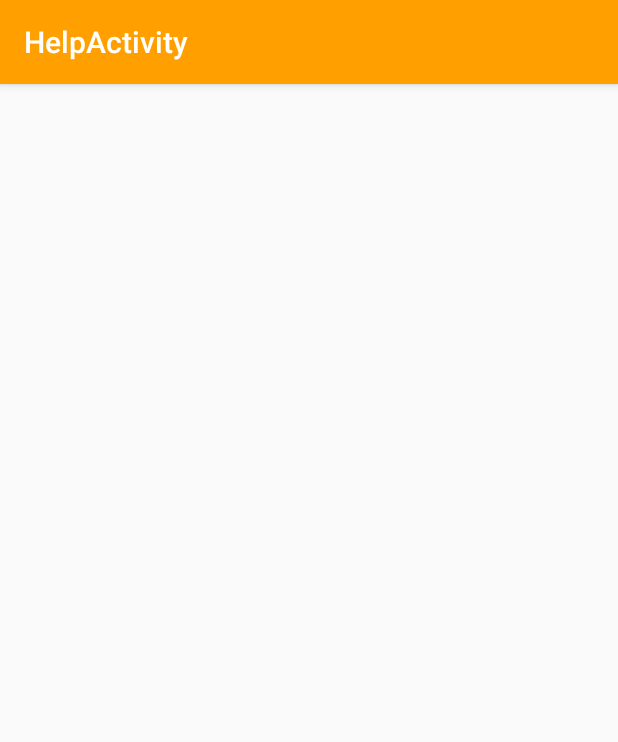
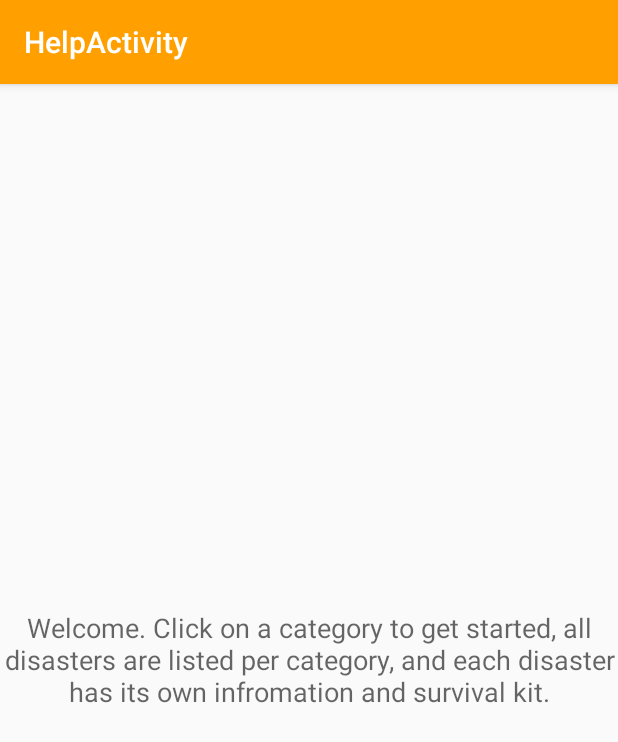
Before and after one commit to freshollie/206CDE35, an Android app: the HelpActivity screen opened directly, with no data from a screen before it, on a phone screen of 412 x 824 dp. Shown: the top 742 px of the screen. Run offline under Robolectric (Android 15) with nearby library versions, the phone set to English and light mode, and no system bars.

Commit message:
Started creating help screen

```diff
--- a/project/app/DisasterZone/app/src/main/res/layout/content_help.xml
+++ b/project/app/DisasterZone/app/src/main/res/layout/content_help.xml
@@ -8,6 +8,13 @@
     tools:context="uk.ac.coventry.m206cde.tutorial3.group5.disasterzone.HelpActivity"
     tools:showIn="@layout/activity_help">
 
-
+    <TextView
+        android:layout_width="match_parent"
+        android:layout_height="match_parent"
+        android:textAppearance="?android:textAppearanceMedium"
+        android:text="Welcome. Click on a category to get started, all disasters are listed per category, and each disaster has its own infromation and survival kit."
+        android:layout_alignParentTop="true"
+        android:gravity="center"
+        android:layout_alignParentStart="true"/>
 
 </RelativeLayout>
```
Also changed, not shown: project/app/DisasterZone/app/src/main/java/uk/ac/coventry/m206cde/tutorial3/group5/disasterzone/HelpActivity.java (+0 -9 lines).
